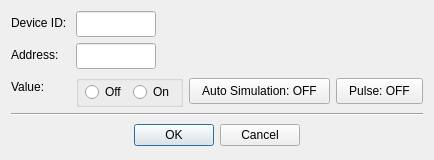
sanny32/OpenModScan, file src/dialogs/dialogwritecoilregister.ui: the form before one commit.
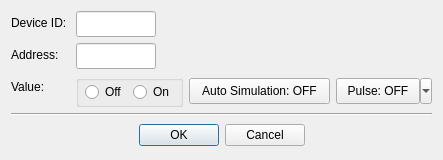
The form after the commit. Custom widgets are drawn as their Qt base class.

Commit message: Testing toolButtonPulse styles in DialogWriteCoilRegister

```diff
--- a/src/dialogs/dialogwritecoilregister.ui
+++ b/src/dialogs/dialogwritecoilregister.ui
@@ -6,7 +6,7 @@
    <rect>
     <x>0</x>
     <y>0</y>
-    <width>424</width>
+    <width>439</width>
     <height>160</height>
    </rect>
   </property>
@@ -133,7 +133,7 @@
       </widget>
      </item>
      <item>
-      <widget class="QPushButton" name="pushButtonPulse">
+      <widget class="QToolButton" name="toolButtonPulse">
        <property name="minimumSize">
         <size>
          <width>0</width>
@@ -141,11 +141,17 @@
         </size>
        </property>
        <property name="styleSheet">
-        <string notr="true">padding: 4px 12px;</string>
+        <string notr="true">padding: 0px 12px;</string>
        </property>
        <property name="text">
         <string>Pulse: OFF</string>
        </property>
+       <property name="popupMode">
+        <enum>QToolButton::MenuButtonPopup</enum>
+       </property>
+       <property name="toolButtonStyle">
+        <enum>Qt::ToolButtonTextOnly</enum>
+       </property>
       </widget>
      </item>
      <item>
```
Left out of the diff: 8 changed lines with no effect on the pictures. The commit also changes 5 other files.
